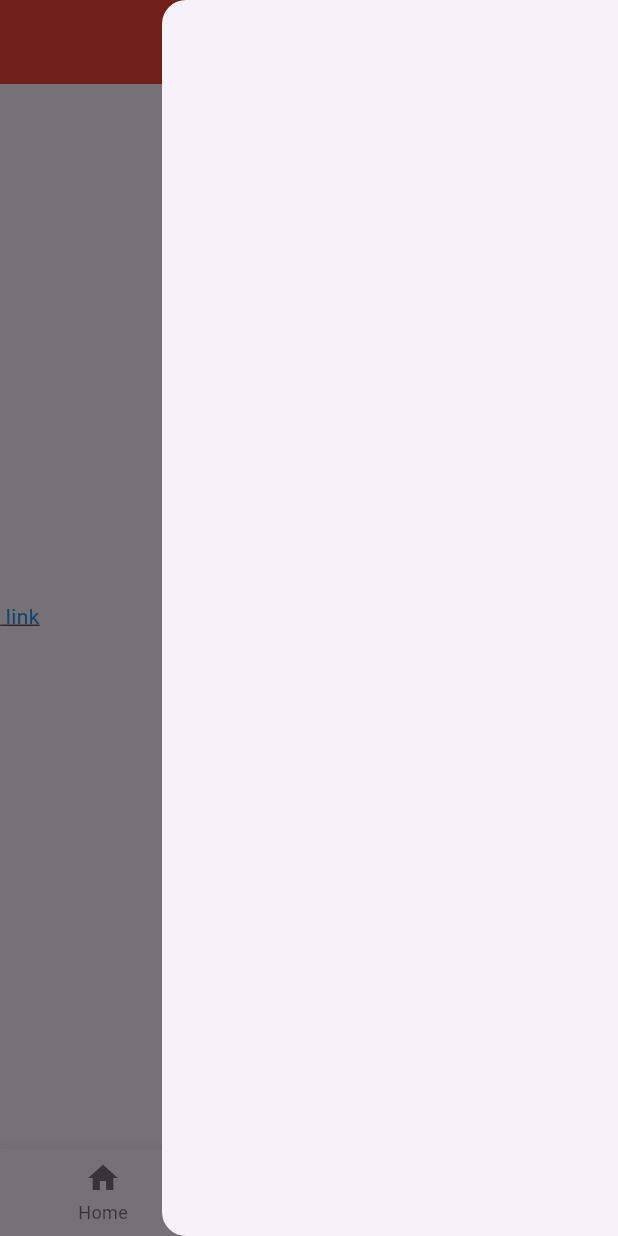
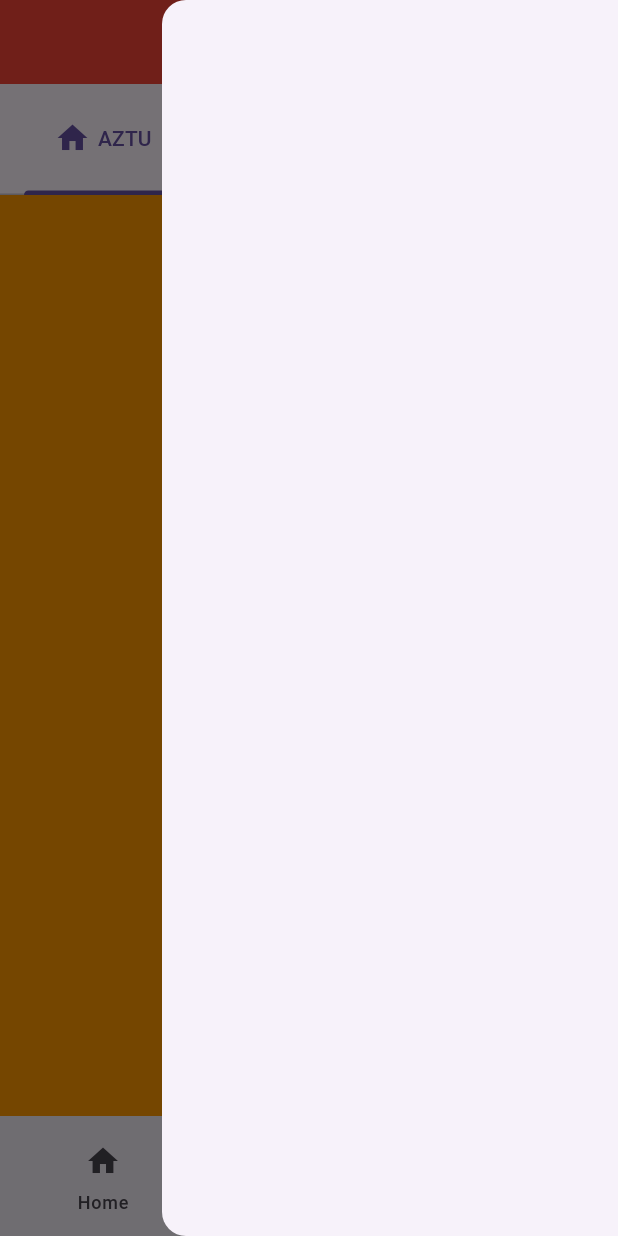
Before and after one commit to therasuldev/flutter-advance-bloc-usage, a Flutter app: the screen it shows after launch, item 2 of the bottom bar chosen, after a tap on the "favorite outline" icon, on a phone screen of 412 x 824 dp. Run offline on Flutter 3.47's test engine with Material 3 defaults, Android fonts, the phone set to English and light mode, and no system bars; our stand-ins replace webview_flutter.

Commit message:
tabbar,webview,snackbar without context etc.

```diff
--- a/lib/main.dart
+++ b/lib/main.dart
@@ -1,9 +1,11 @@
+import 'package:first_flutter_project/snackbar_without_context.dart';
 import 'package:flutter/gestures.dart';
 import 'package:flutter/material.dart';
 
 import 'view/pages/index.dart';
 
 void main() {
+  WidgetsFlutterBinding.ensureInitialized();
   runApp(const MyApp());
 }
 
@@ -12,8 +14,10 @@ class MyApp extends StatelessWidget {
 
   @override
   Widget build(BuildContext context) {
-    return const MaterialApp(
-      home: HomeScaffold(),
+    return MaterialApp(
+      scaffoldMessengerKey: SnackBarClass.snackbarKey,
+      debugShowCheckedModeBanner: false,
+      home: const HomeScaffold(),
     );
   }
 }
@@ -39,17 +43,23 @@ class _HomeScaffoldState extends State<HomeScaffold> {
 
   @override
   Widget build(BuildContext context) {
-    return Scaffold(
+    return SafeArea(
+      child: Scaffold(
         key: _key,
         drawerEnableOpenDragGesture: true,
         drawerDragStartBehavior: DragStartBehavior.down,
         endDrawer: const Drawer(),
         appBar: AppBar(
           backgroundColor: Colors.red,
+          title: const Text(
+            'Home page',
+            style: TextStyle(color: Colors.white),
+          ),
+          centerTitle: true,
           actions: [
             IconButton(
               onPressed: openDrawer,
-            icon: const Icon(Icons.favorite_outline),
+              icon: const Icon(Icons.favorite_outline, color: Colors.white),
             ),
           ],
         ),
@@ -64,15 +74,14 @@ class _HomeScaffoldState extends State<HomeScaffold> {
             currentIndex = pageIndex;
           },
         ),
-      bottomNavigationBar: BottomNavigationBar(
-        type: BottomNavigationBarType.fixed,
-        items: const [
-          BottomNavigationBarItem(icon: Icon(Icons.home), label: 'Home'),
-          BottomNavigationBarItem(icon: Icon(Icons.add), label: 'Add'),
-          BottomNavigationBarItem(icon: Icon(Icons.settings), label: 'Settings'),
+        bottomNavigationBar: NavigationBar(
+          destinations: const [
+            NavigationDestination(icon: Icon(Icons.home), label: 'Home'),
+            NavigationDestination(icon: Icon(Icons.add), label: 'Add'),
+            NavigationDestination(icon: Icon(Icons.settings), label: 'Settings'),
           ],
-        currentIndex: currentIndex,
-        onTap: (bottomIndex) {
+          selectedIndex: currentIndex,
+          onDestinationSelected: (bottomIndex) {
             setState(() {});
             currentIndex = bottomIndex;
             pageController.animateToPage(
@@ -82,6 +91,7 @@ class _HomeScaffoldState extends State<HomeScaffold> {
             );
           },
         ),
+      ),
     );
   }
 }
--- /dev/null
+++ b/lib/snackbar_without_context.dart
@@ -0,0 +1,5 @@
+import 'package:flutter/material.dart';
+
+class SnackBarClass {
+  static final snackbarKey = GlobalKey<ScaffoldMessengerState>();
+}
--- a/lib/view/pages/second.dart
+++ b/lib/view/pages/second.dart
@@ -1,33 +1,135 @@
-import 'dart:developer';
-
+import 'package:first_flutter_project/snackbar_without_context.dart';
 import 'package:flutter/material.dart';
-import 'package:flutter_widget_from_html/flutter_widget_from_html.dart';
-import 'package:url_launcher/url_launcher.dart';
+import 'package:webview_flutter/webview_flutter.dart';
 
 class Second extends StatefulWidget {
   const Second({super.key});
-
   @override
   State<Second> createState() => _SecondState();
 }
 
-class _SecondState extends State<Second> {
-  Future<void> _launchUrl(Uri url) async {
-    if (!await launchUrl(url)) {
-      throw Exception('Could not launch $url');
-    }
+class _SecondState extends State<Second> with SingleTickerProviderStateMixin {
+  late TabController controller;
+  @override
+  void initState() {
+    super.initState();
+    controller = TabController(length: 3, vsync: this);
   }
 
   @override
   Widget build(BuildContext context) {
     return Center(
-        child: HtmlWidget(
-      '<a href = "https://google.com"> link </a>',
-      onTapUrl: (url) async {
-        log(url);
-        await _launchUrl(Uri.parse(url));
-        return true;
-      },
-    ));
+      child: Column(
+        children: [_Tabbar(controller: controller), _TabBarView(controller: controller)],
+      ),
+    );
   }
 }
+
+class _Tabbar extends StatelessWidget {
+  const _Tabbar({
+    super.key,
+    required this.controller,
+  });
+
+  final TabController controller;
+
+  @override
+  Widget build(BuildContext context) {
+    return TabBar(
+      controller: controller,
+      tabs: const [
+        Tab(
+          iconMargin: EdgeInsets.zero,
+          child: Row(
+            mainAxisAlignment: MainAxisAlignment.center,
+            children: [
+              Icon(Icons.home),
+              SizedBox(width: 5),
+              Text('AZTU'),
+            ],
+          ),
+        ),
+        Tab(
+          text: "BDU",
+          icon: Icon(Icons.person),
+        ),
+        Tab(
+          text: "ADPU",
+          icon: Icon(Icons.settings),
+        ),
+      ],
+    );
+  }
+}
+
+class _TabBarView extends StatelessWidget {
+  const _TabBarView({
+    super.key,
+    required this.controller,
+  });
+
+  final TabController controller;
+
+  @override
+  Widget build(BuildContext context) {
+    return Expanded(
+      child: TabBarView(
+        controller: controller,
+        children: const [AZtu(), BDU(), ADPU()],
+      ),
+    );
+  }
+}
+
+class AZtu extends StatelessWidget {
+  const AZtu({super.key});
+
+  @override
+  Widget build(BuildContext context) {
+    return Container(
+      height: 200,
+      width: 200,
+      color: Colors.orange,
+      alignment: Alignment.center,
+      child: TextButton(
+        child: const Text('AZTU'),
+        onPressed: () {
+          const snackbar = SnackBar(content: Text('Snackbar'));
+          SnackBarClass.snackbarKey.currentState!.showSnackBar(snackbar);
+          // ScaffoldMessenger.of(context).showSnackBar(const SnackBar(content: Text('Snackbar')));
+        },
+      ),
+    );
+  }
+}
+
+class BDU extends StatelessWidget {
+  const BDU({super.key});
+
+  @override
+  Widget build(BuildContext context) {
+    return Container(
+      height: 200,
+      width: 200,
+      color: Colors.orange,
+      alignment: Alignment.center,
+      child: const Text('BDU'),
+    );
+  }
+}
+
+class ADPU extends StatelessWidget {
+  const ADPU({super.key});
+
+  @override
+  Widget build(BuildContext context) {
+    return Container(
+      height: 200,
+      width: 200,
+      color: Colors.orange,
+      alignment: Alignment.center,
+      child: const Text('ADPU'),
+    );
+  }
+}
--- a/lib/view/pages/third.dart
+++ b/lib/view/pages/third.dart
@@ -1,4 +1,6 @@
+import 'package:flutter/gestures.dart';
 import 'package:flutter/material.dart';
+import 'package:url_launcher/url_launcher.dart';
 
 class Third extends StatefulWidget {
   const Third({super.key});
@@ -10,12 +12,9 @@ class Third extends StatefulWidget {
 class _ThirdState extends State<Third> {
   @override
   Widget build(BuildContext context) {
-    return Center(
-      child: Container(
-        height: 150,
-        width: 150,
-        color: Colors.red,
-        child: const Text('Settings PAGE'),
+    return const Center(
+      child: Row(
+        children: [Text('a'), Spacer(), Text('b')],
       ),
     );
   }
--- a/pubspec.yaml
+++ b/pubspec.yaml
@@ -38,6 +38,7 @@ dependencies:
   carousel_slider: ^4.2.1
   flutter_widget_from_html: ^0.14.7
   url_launcher: ^6.2.1
+  webview_flutter: ^4.4.2
 
 dev_dependencies:
   flutter_test:
```
Also changed, not shown: lib/view/pages/first.dart (+0 -14 lines), pubspec.lock. Lines whose indentation alone changed are shown as unchanged.
